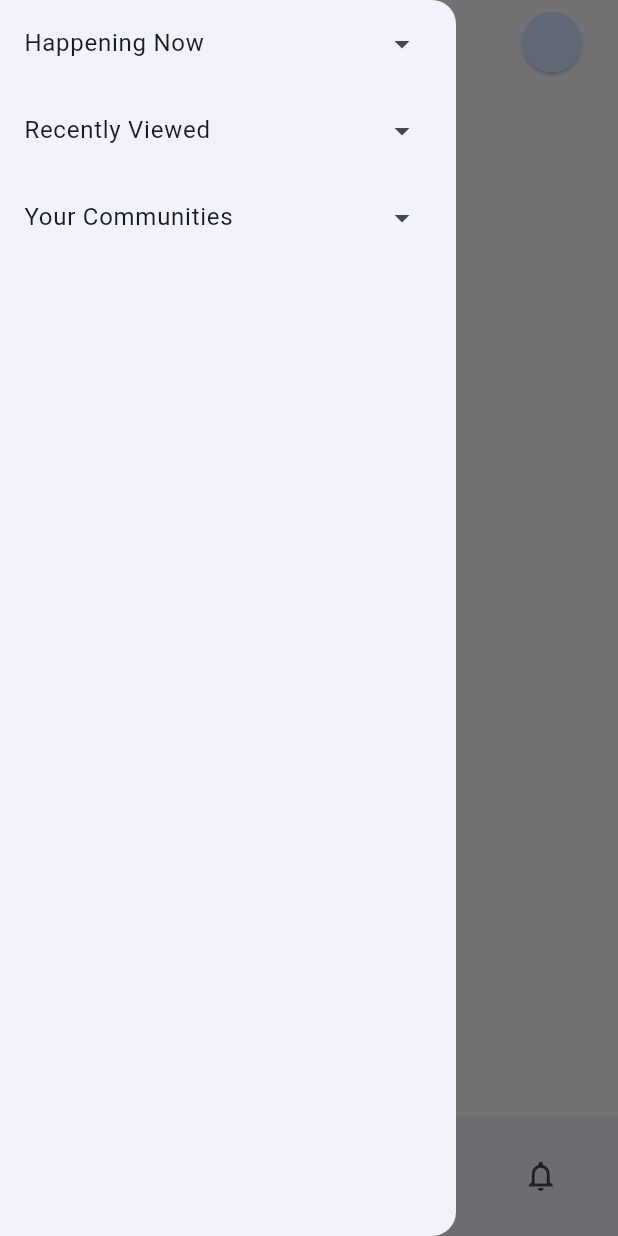
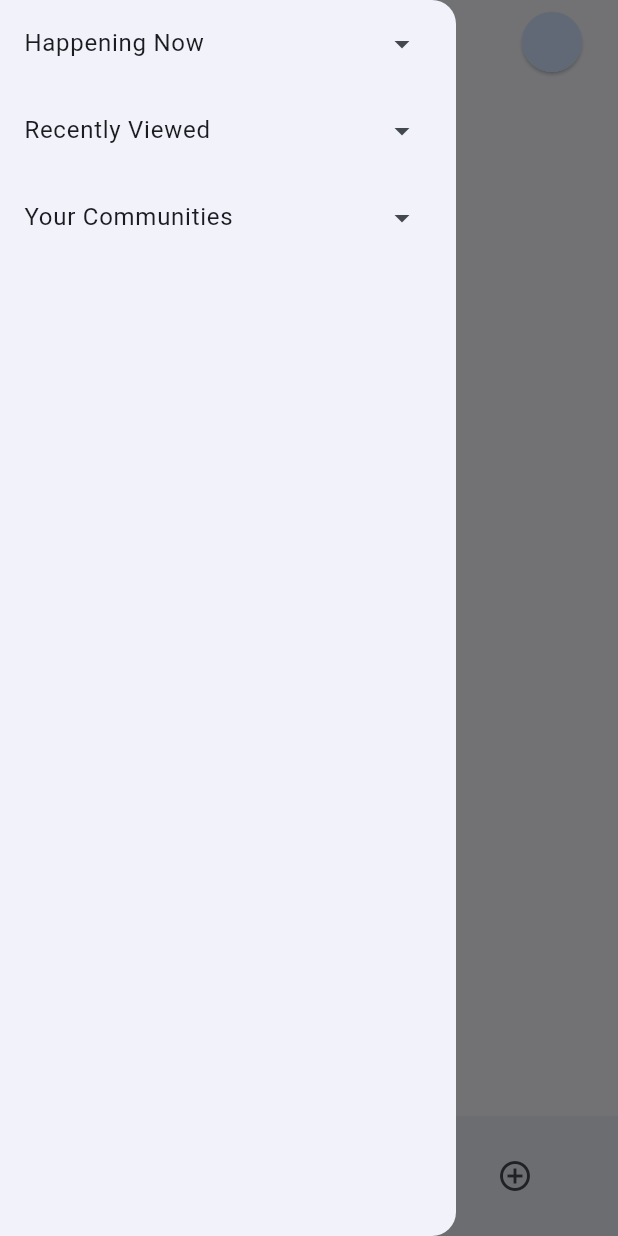
Before and after one commit to mmxNiloy/aski, a Flutter app: the screen it shows once a user with an empty profile is signed in, with the side drawer open, on a phone screen of 412 x 824 dp. Run offline on Flutter 3.47's test engine with Material 3 defaults, Android fonts, the phone set to English and light mode, and no system bars; our stand-ins replace cloud_firestore, file_picker, firebase_auth, firebase_core, firebase_database, firebase_storage and 4 more; missing offline and left inert: html_editor_enhanced; accounts and stored records are empty.

Commit message:
notification discarded

```diff
--- a/lib/pages/dashboard/dashboard.dart
+++ b/lib/pages/dashboard/dashboard.dart
@@ -45,7 +45,7 @@ class _DashboardState extends State<Dashboard> {
     const HomeTab(),
     const MessageTab(),
     const AskQuestionTab(),
-    const NotificationsTab(),
+    // const NotificationsTab(),
   ];
 
   final List<NavigationDestination> _bottomNavItems = [
@@ -62,10 +62,10 @@ class _DashboardState extends State<Dashboard> {
         icon: Icon(Icons.add_circle_outline),
         selectedIcon: Icon(Icons.add_circle),
         label: 'Ask'),
-    const NavigationDestination(
-        icon: Icon(Icons.notifications_outlined),
-        selectedIcon: Icon(Icons.notifications),
-        label: 'Notifications'),
+    // const NavigationDestination(
+    //     icon: Icon(Icons.notifications_outlined),
+    //     selectedIcon: Icon(Icons.notifications),
+    //     label: 'Notifications'),
   ];
 
   @override
```
